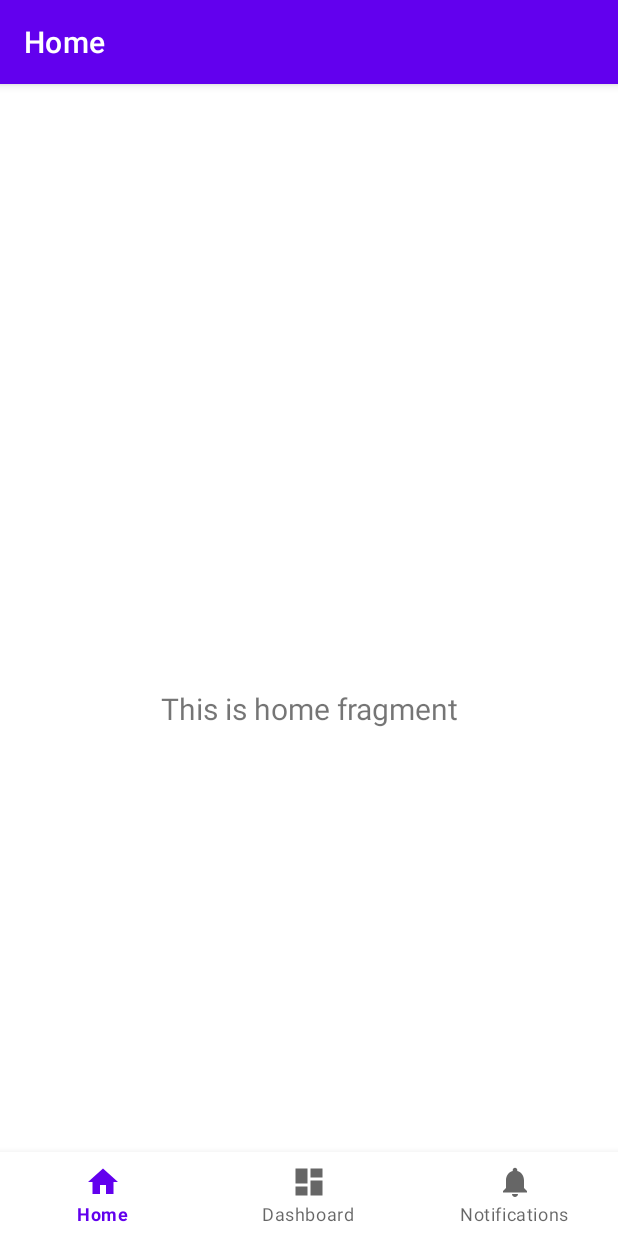
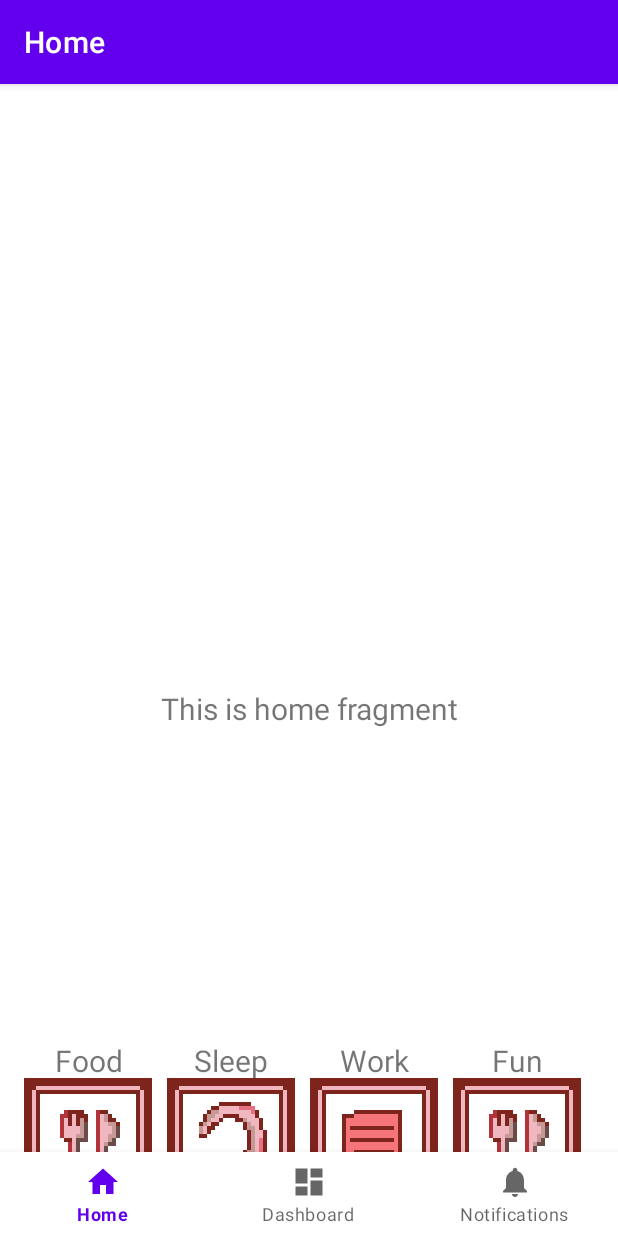
Before and after one commit to rulianw/Group13_Foodle_Version3, an Android app: the screen it shows after launch (MainActivity), on a phone screen of 412 x 824 dp. Run offline under Robolectric (Android 15) with nearby library versions, the phone set to English and light mode, and no system bars; our stand-ins replace navigation-ui.

Commit message:
Added buttons (without any content)

```diff
--- a/app/src/main/res/layout/activity_main.xml
+++ b/app/src/main/res/layout/activity_main.xml
@@ -1,6 +1,7 @@
 <?xml version="1.0" encoding="utf-8"?>
 <androidx.constraintlayout.widget.ConstraintLayout xmlns:android="http://schemas.android.com/apk/res/android"
     xmlns:app="http://schemas.android.com/apk/res-auto"
+    xmlns:tools="http://schemas.android.com/tools"
     android:id="@+id/container"
     android:layout_width="match_parent"
     android:layout_height="match_parent"
@@ -30,4 +31,117 @@
         app:layout_constraintTop_toTopOf="parent"
         app:navGraph="@navigation/mobile_navigation" />
 
+    <LinearLayout
+        android:layout_width="410dp"
+        android:layout_height="match_parent"
+        android:paddingLeft="16dp"
+        android:paddingRight="16dp"
+        android:orientation="horizontal"
+        android:gravity="bottom"
+        tools:ignore="MissingConstraints">
+
+        <RelativeLayout
+            android:layout_width="wrap_content"
+            android:layout_height="wrap_content"
+            android:clickable="true"
+            android:focusable="true"><ImageView
+                android:id="@+id/foodButton"
+                android:layout_width="85dp"
+                android:layout_height="85dp"
+                android:layout_alignParentTop="true"
+                android:layout_marginTop="475dp"
+                android:layout_marginBottom="20dp"
+                android:scaleType="fitCenter"
+                android:src="@drawable/food_icon"></ImageView>
+            <TextView
+                android:id="@+id/foodText"
+                android:layout_width="85dp"
+                android:layout_height="wrap_content"
+                android:layout_alignTop="@+id/foodButton"
+                android:layout_marginTop="-25dp"
+                android:text="Food"
+                android:textAlignment="center"
+                android:textSize="20sp"></TextView></RelativeLayout>
+
+        <RelativeLayout
+            android:layout_width="wrap_content"
+            android:layout_height="wrap_content"
+            android:clickable="true"
+            android:focusable="true">
+            <ImageView
+                android:id="@+id/sleepButton"
+                android:layout_width="85dp"
+                android:layout_height="85dp"
+                android:layout_alignParentTop="true"
+                android:layout_marginTop="475dp"
+                android:layout_marginBottom="20dp"
+                android:layout_marginLeft="10dp"
+                android:scaleType="fitCenter"
+                android:src="@drawable/sleep_icon"></ImageView>
+            <TextView
+                android:id="@+id/sleepText"
+                android:layout_width="85dp"
+                android:layout_height="wrap_content"
+                android:layout_alignTop="@+id/sleepButton"
+                android:layout_marginTop="-25dp"
+                android:layout_marginLeft="10dp"
+                android:text="Sleep"
+                android:textAlignment="center"
+                android:textSize="20sp">
+            </TextView></RelativeLayout>
+
+        <RelativeLayout
+            android:layout_width="wrap_content"
+            android:layout_height="wrap_content"
+            android:clickable="true"
+            android:focusable="true">
+            <ImageView
+                android:id="@+id/workButton"
+                android:layout_width="85dp"
+                android:layout_height="85dp"
+                android:layout_alignParentTop="true"
+                android:layout_marginTop="475dp"
+                android:layout_marginBottom="20dp"
+                android:layout_marginLeft="10dp"
+                android:scaleType="fitCenter"
+                android:src="@drawable/study_icon"></ImageView>
+            <TextView
+                android:id="@+id/workText"
+                android:layout_width="85dp"
+                android:layout_height="wrap_content"
+                android:layout_alignTop="@+id/workButton"
+                android:layout_marginTop="-25dp"
+                android:layout_marginLeft="10dp"
+                android:text="Work"
+                android:textAlignment="center"
+                android:textSize="20sp"></TextView></RelativeLayout>
+
+        <RelativeLayout
+            android:layout_width="wrap_content"
+            android:layout_height="wrap_content"
+            android:clickable="true"
+            android:focusable="true">
+            <ImageView
+                android:id="@+id/funButton"
+                android:layout_width="85dp"
+                android:layout_height="85dp"
+                android:layout_alignParentTop="true"
+                android:layout_marginTop="475dp"
+                android:layout_marginBottom="20dp"
+                android:layout_marginLeft="10dp"
+                android:scaleType="fitCenter"
+                android:src="@drawable/food_icon"></ImageView>
+            <TextView
+                android:id="@+id/funText"
+                android:layout_width="85dp"
+                android:layout_height="wrap_content"
+                android:layout_alignTop="@+id/funButton"
+                android:layout_marginTop="-25dp"
+                android:layout_marginLeft="10dp"
+                android:text="Fun"
+                android:textAlignment="center"
+                android:textSize="20sp"></TextView></RelativeLayout>
+
+    </LinearLayout>
+
 </androidx.constraintlayout.widget.ConstraintLayout>
```
Also changed, not shown: app/src/main/res/drawable/food_icon.png (added), app/src/main/res/drawable/fun_icon.png (added), app/src/main/res/drawable/sleep_icon.png (added), app/src/main/res/drawable/study_icon.png (added).
